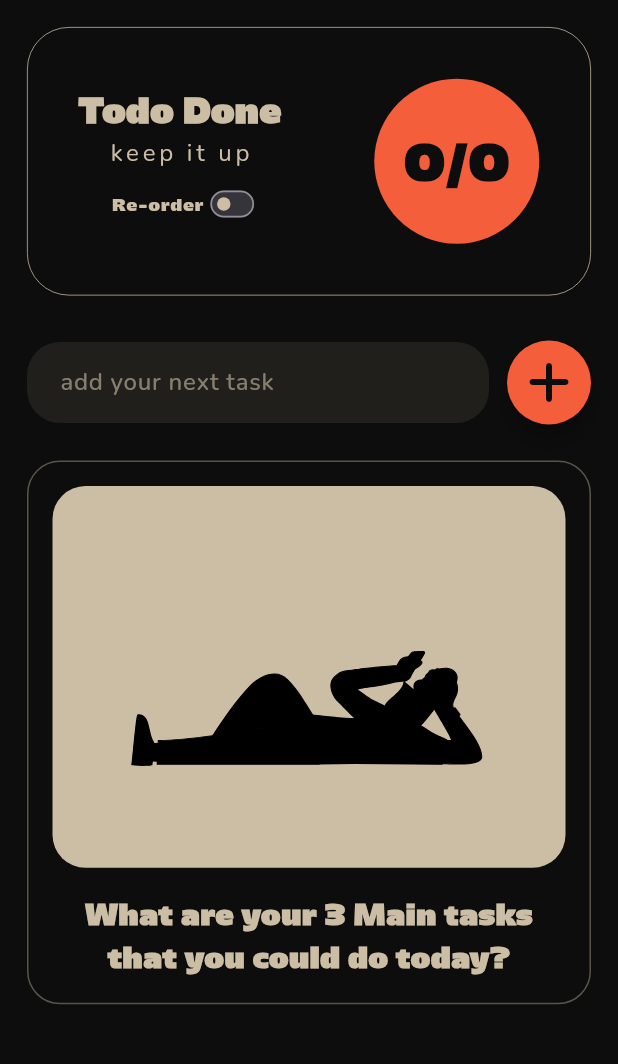
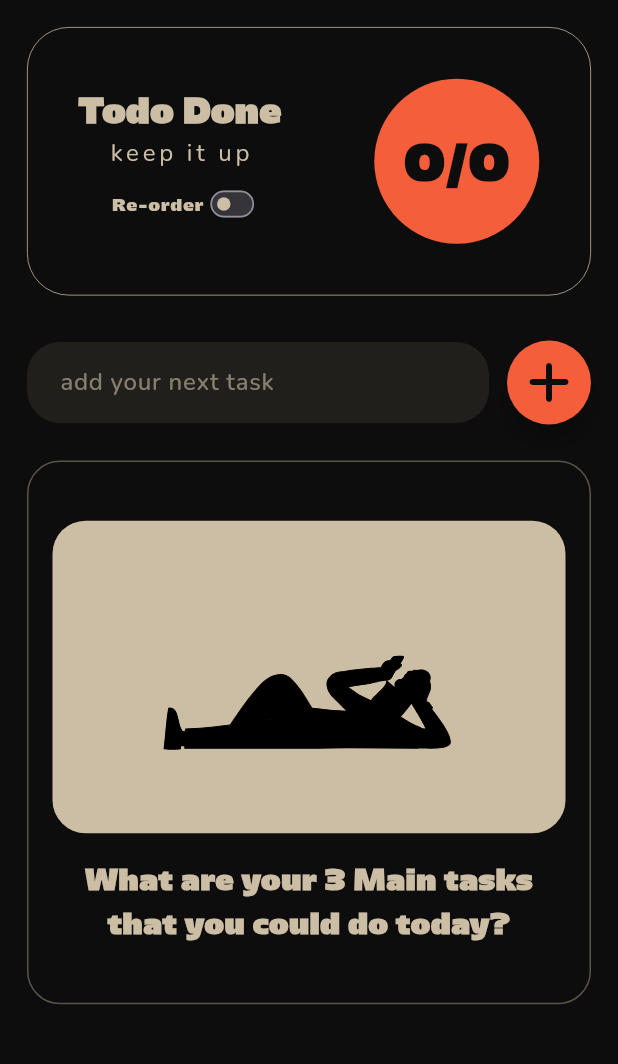
Before and after one commit to singlesoup/orangelist, a Flutter app: the screen it shows after launch, on a phone screen of 412 x 824 dp, the part 93-1157 px from its top. Run offline on Flutter 3.47's test engine with Material 3 defaults, Android fonts, the phone set to English and light mode, and no system bars; our stand-ins replace another_flushbar, flutter_platform_widgets, flutter_svg, font_awesome_flutter, hive, hive_flutter; accounts and stored records are empty.

Commit message:
fix: Todo not scrolling issue and Cursor unfocusing on web

```diff
--- a/lib/src/home/screens/homescreen.dart
+++ b/lib/src/home/screens/homescreen.dart
@@ -2,10 +2,17 @@ import 'package:flutter/material.dart'
     show ColorScheme, ReorderableListView, Scaffold, Theme;
 import 'package:flutter/widgets.dart'
     show
+        Align,
+        Alignment,
+        AnimatedSwitcher,
+        Animation,
         BuildContext,
         Column,
-        CrossAxisAlignment,
         EdgeInsets,
+        Expanded,
+        FadeTransition,
+        FlexFit,
+        Flexible,
         Key,
         ListView,
         MainAxisSize,
@@ -14,6 +21,7 @@ import 'package:flutter/widgets.dart'
         SingleChildScrollView,
         State,
         StatefulWidget,
+        ValueKey,
         Widget;
 
 import 'package:orangelist/src/home/provider/todo_provider.dart'
@@ -21,7 +29,7 @@ import 'package:orangelist/src/home/provider/todo_provider.dart'
 import 'package:orangelist/src/home/widgets/about_banner.dart' show AboutBanner;
 import 'package:orangelist/src/home/widgets/create_task_bar.dart'
     show CreateTaskBar;
-import 'package:orangelist/src/home/widgets/no_todo.dart';
+import 'package:orangelist/src/home/widgets/no_todo.dart' show NoTodos;
 import 'package:orangelist/src/home/widgets/reorder_tile.dart' show ReOrderTile;
 import 'package:orangelist/src/home/widgets/task_tile_widget.dart'
     show TaskTileWidget;
@@ -43,15 +51,27 @@ class _HomeScreenState extends State<HomeScreen> {
     return Scaffold(
       backgroundColor: bgDark,
       body: SafeArea(
+        child: Column(
+          mainAxisSize: MainAxisSize.min,
+          children: [
+            const Flexible(
+              flex: 4,
+              fit: FlexFit.loose,
               child: SingleChildScrollView(
                 child: Column(
-            mainAxisSize: MainAxisSize.min,
-            crossAxisAlignment: CrossAxisAlignment.stretch,
                   children: [
-              const AboutBanner(),
-              const TopBar(),
-              const CreateTaskBar(),
-              Padding(
+                    AboutBanner(),
+                    TopBar(),
+                    CreateTaskBar(),
+                  ],
+                ),
+              ),
+            ),
+            Expanded(
+              flex: 5,
+              child: Align(
+                alignment: Alignment.topLeft,
+                child: Padding(
                   padding: const EdgeInsets.symmetric(
                     vertical: 12,
                     horizontal: 18,
@@ -65,11 +85,24 @@ class _HomeScreenState extends State<HomeScreen> {
                     child: Consumer<TodoProvider>(
                       builder: (context, todoprovider, child) {
                         bool isReordering = todoprovider.isReorder;
-                      return todoprovider.dailyToDolist.isEmpty
+
+                        /// Smooth animation to transition between different list types
+                        return AnimatedSwitcher(
+                          duration: const Duration(milliseconds: 300),
+                          transitionBuilder:
+                              (Widget child, Animation<double> animation) {
+                            return FadeTransition(
+                              opacity: animation,
+                              child: child,
+                            );
+                          },
+                          child: todoprovider.dailyToDolist.isEmpty
                               ? const NoTodos()
                               : isReordering &&
                                       todoprovider.dailyToDolist.length > 1
                                   ? ReorderableListView(
+                                      key:
+                                          const ValueKey('ReorderableListView'),
                                       shrinkWrap: true,
                                       onReorder: (int oldIndex, int newIndex) {
                                         todoprovider.onReorder(
@@ -82,7 +115,8 @@ class _HomeScreenState extends State<HomeScreen> {
                                       children: [
                                         for (int index = 0;
                                             index <
-                                            todoprovider.dailyToDolist.length;
+                                                todoprovider
+                                                    .dailyToDolist.length;
                                             index++)
                                           ReOrderTile(
                                             key: Key('$index'),
@@ -93,8 +127,10 @@ class _HomeScreenState extends State<HomeScreen> {
                                       ],
                                     )
                                   : ListView.builder(
+                                      key: const ValueKey('ListView'),
                                       shrinkWrap: true,
-                                  itemCount: todoprovider.dailyToDolist.length,
+                                      itemCount:
+                                          todoprovider.dailyToDolist.length,
                                       itemBuilder: (context, index) {
                                         return TaskTileWidget(
                                           taskTitle: todoprovider
@@ -102,15 +138,17 @@ class _HomeScreenState extends State<HomeScreen> {
                                           index: index,
                                         );
                                       },
+                                    ),
                         );
                       },
+                    ),
+                  ),
                 ),
               ),
             ),
           ],
         ),
       ),
-      ),
     );
   }
 }
--- a/lib/src/home/widgets/about_banner.dart
+++ b/lib/src/home/widgets/about_banner.dart
@@ -27,6 +27,7 @@ class AboutBanner extends StatelessWidget {
           Radius.circular(22.0),
         ),
       ),
+      width: double.infinity,
       padding: const EdgeInsets.symmetric(
         horizontal: 8,
         vertical: 3,
--- a/lib/src/home/widgets/create_task_bar.dart
+++ b/lib/src/home/widgets/create_task_bar.dart
@@ -88,9 +88,9 @@ class _CreateTaskBarState extends State<CreateTaskBar> {
   }
 
   // To only show tool tip msg for web
-  String toolTipMessage(String value) {
+  String toolTipMessage(String value, String editText) {
     String text = '';
-    if (kIsWeb && value.isNotEmpty) {
+    if (kIsWeb && value.isNotEmpty && editText.isNotEmpty) {
       text = value;
     }
 
@@ -131,7 +131,7 @@ class _CreateTaskBarState extends State<CreateTaskBar> {
                     builder: (context, value, child) {
                       return Tooltip(
                         padding: const EdgeInsets.all(12),
-                        message: toolTipMessage(value),
+                        message: toolTipMessage(value, editText),
                         preferBelow: true,
                         verticalOffset: 30,
                         textStyle: sfTextTheme.bodyLarge!.copyWith(
--- a/lib/src/home/widgets/no_todo.dart
+++ b/lib/src/home/widgets/no_todo.dart
@@ -10,6 +10,7 @@ import 'package:flutter/widgets.dart'
         Container,
         EdgeInsets,
         Expanded,
+        Flexible,
         MainAxisAlignment,
         MainAxisSize,
         Padding,
@@ -20,7 +21,7 @@ import 'package:flutter/widgets.dart'
         TextAlign,
         Widget;
 import 'package:flutter_svg/svg.dart' show SvgPicture;
-import 'package:orangelist/src/constants/strings.dart';
+import 'package:orangelist/src/constants/strings.dart' show noTodosStr;
 import 'package:orangelist/src/theme/colors.dart' show sandAccent;
 import 'package:orangelist/src/theme/text_theme.dart' show sfTextTheme;
 import 'package:orangelist/src/utils/global_size.dart'
@@ -52,6 +53,7 @@ class NoTodos extends StatelessWidget {
         mainAxisSize: MainAxisSize.min,
         children: [
           Expanded(
+            flex: 2,
             child: Container(
               margin: const EdgeInsets.all(10),
               decoration: const BoxDecoration(
@@ -66,7 +68,8 @@ class NoTodos extends StatelessWidget {
             ),
           ),
           const SizedBox(height: 6),
-          Padding(
+          Flexible(
+            child: Padding(
               padding: const EdgeInsets.only(
                 bottom: 10.0,
                 left: 12,
@@ -78,6 +81,7 @@ class NoTodos extends StatelessWidget {
                 textAlign: TextAlign.center,
               ),
             ),
+          ),
         ],
       ),
     );
```
Also changed, not shown: lib/src/home/widgets/line_through_text.dart (+17 -1 lines), lib/src/home/widgets/task_tile_widget.dart (+17 -9 lines). Lines whose indentation alone changed are shown as unchanged.
